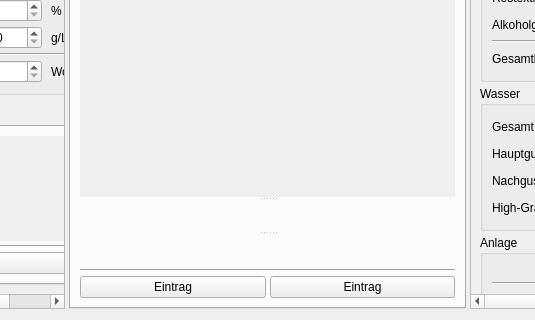
The window that kleiner-brauhelfer/tabrezept.ui (kleiner-brauhelfer/kleiner-brauhelfer-2) describes before a commit, drawn with Qt 5; both pictures show x 273 to 808 and y 394 to 714 of the 1086 by 714 pixel window.
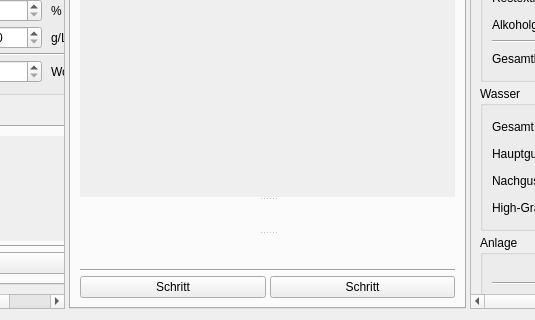
The same window after the commit. The open tabs and pages were chosen to show the change. Icons and pictures are not drawn. Custom widgets are drawn as their Qt base class.

The edit to the form file:
```diff
--- a/kleiner-brauhelfer/tabrezept.ui
+++ b/kleiner-brauhelfer/tabrezept.ui
@@ -2018,7 +2018,7 @@
              <string>&lt;html&gt;&lt;head/&gt;&lt;body&gt;&lt;p&gt;Hiermit wird eine &lt;span style=&quot; font-weight:600;&quot;&gt;neue Raststufe&lt;/span&gt; im Kleinen Brauhelfer angelegt.&lt;/p&gt;&lt;p&gt;Dabei muss sich der Brauer zunächst für ein Maischeverfahren entscheiden; derzeit hält der Kleine Brauhelfer drei Maischverfahren vorrätig:&lt;/p&gt;&lt;p&gt;1. &lt;span style=&quot; font-weight:600;&quot;&gt;Aufheizen&lt;/span&gt; (auch bekannt als Kesselmaische, Infusion), bei der die Raststufen mit aufsteigenden Temperaturen gefahren werden&lt;/p&gt;&lt;p&gt;2. &lt;span style=&quot; font-weight:600;&quot;&gt;Zubrühen&lt;/span&gt; (auch bekannt als aufsteigende Infusion oder Bottichmaische), bei der die Raststudufen unter Zugabe von heißem Wasser gefahren werden&lt;/p&gt;&lt;p&gt;3. &lt;span style=&quot; font-weight:600;&quot;&gt;Dekoktion&lt;/span&gt;, bei der mit Entnahme und Zubrühen von Teilmaischen die Raststufen gesteuert werden&lt;/p&gt;&lt;p&gt;4. &lt;span style=&quot; font-weight:600;&quot;&gt;Einmaischen&lt;/span&gt; behandelt der Kleine Brauhelfer gesondert, da dies allen drei genannten Verfahren gmeinsam ist. &lt;/p&gt;&lt;p&gt;zu 1.) Für das Aufheizen stehen folgende Raststufen zu Verfügung: Gummirast, Maltaserast, Weizenrast, Eiweißrast, Maltoserast, Zwischenrast, Verzuckerungsrast, Kombirast und Abmaischen. Die Rasten sind in den jeweiligen Feldern ausführlich erklärt. Ferner sind sie immer Bestandteil eines jeden Fachbuches.&lt;/p&gt;&lt;p&gt;zu 2.) Für das Zubrühen steht allein Kochendes Waser zur Auswahl. Dessen Temperatur ergibt die Temperaturmischung mit der Maische und bestimmt damit die Raststufe.&lt;/p&gt;&lt;p&gt;zu 3. Für die Dekoktion stehen folgende Teilmaischen zu Verfügung: ½ Dickmaische, ⅓ Dickmaische, ⅓ Dünnmaische, ⅓ Läutermaische. Die Teilmaischen sind Bestandteil eines jeden traditionellen Fachbuches. &lt;/p&gt;&lt;p&gt;zu 4.) Für das Einmaischen gibt es allein das Einmaischen.&lt;/p&gt;&lt;/body&gt;&lt;/html&gt;</string>
             </property>
             <property name="text">
-             <string>Eintrag</string>
+             <string>Schritt</string>
             </property>
             <property name="icon">
              <iconset theme="plus"/>
@@ -2031,7 +2031,7 @@
              <string>&lt;html&gt;&lt;head/&gt;&lt;body&gt;&lt;p&gt;Hiermit wird der &lt;span style=&quot; font-weight:600;&quot;&gt;Maischplan&lt;/span&gt; aus einem bestehenden Rezept &lt;span style=&quot; font-weight:600;&quot;&gt;übernommen&lt;/span&gt;.&lt;/p&gt;&lt;/body&gt;&lt;/html&gt;</string>
             </property>
             <property name="text">
-             <string>Eintrag</string>
+             <string>Schritt</string>
             </property>
             <property name="icon">
              <iconset theme="import"/>
```
Left out of the diff: 314 changed lines with no effect on the pictures.
